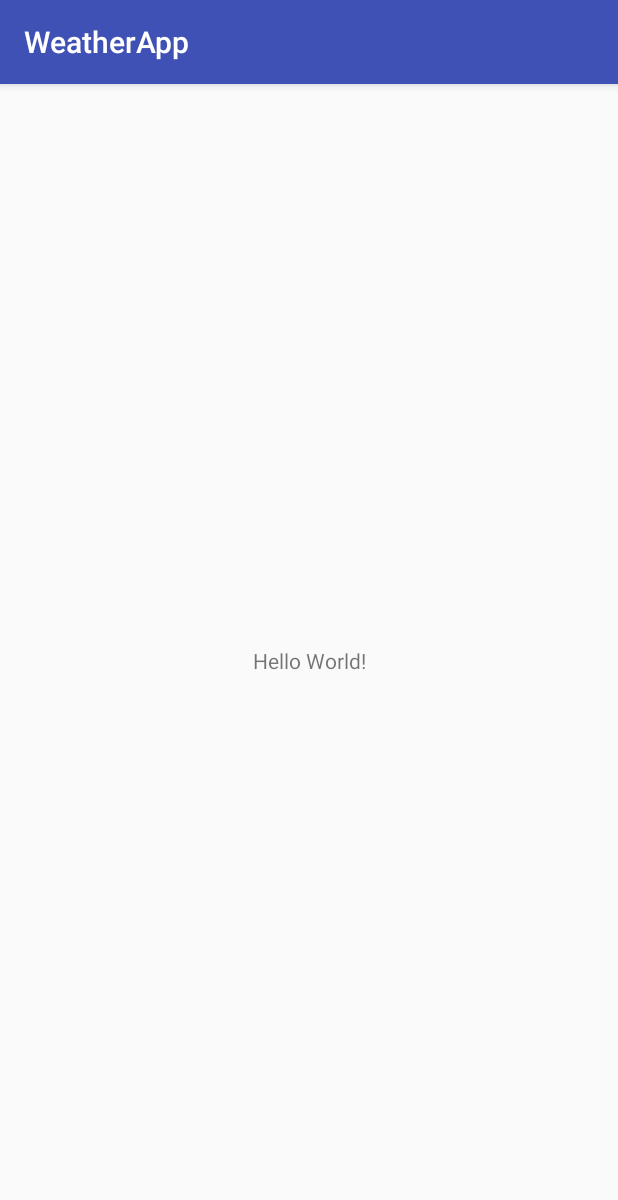
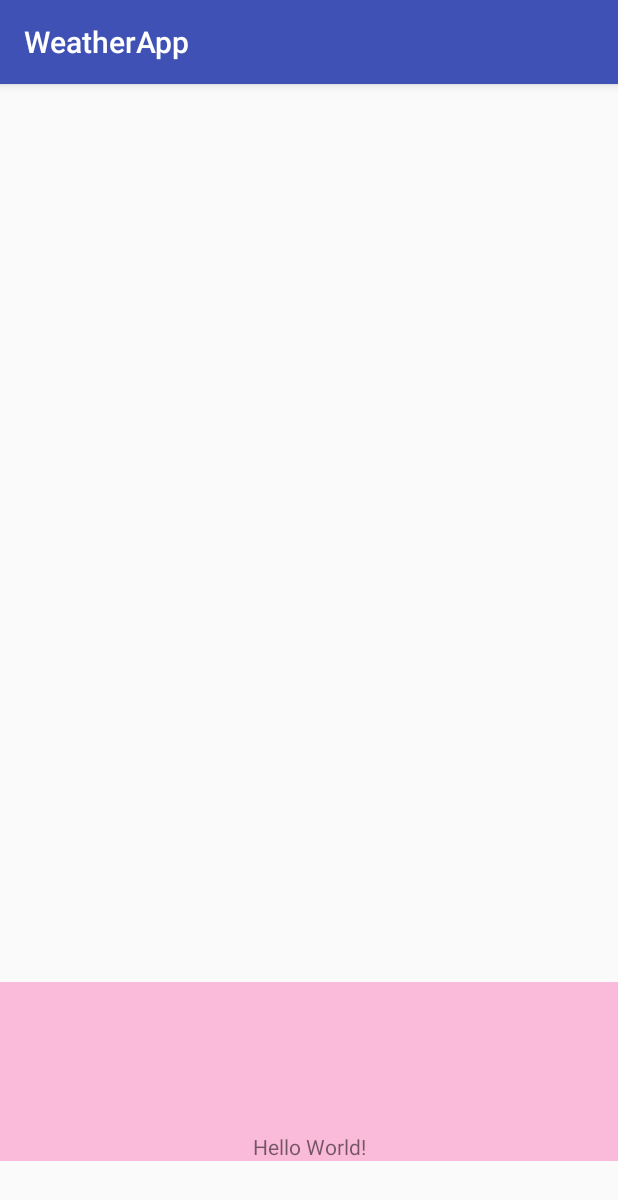
Before and after one commit to irmabf/WeatherKC, an Android app: the screen it shows after launch (MainActivity), on a phone screen of 412 x 824 dp. Shown: the top 1200 px of the screen. Run offline under Robolectric (Android 15) with nearby library versions, the phone set to English and light mode, and no system bars.

Commit message:
Add resources

```diff
--- a/app/src/main/java/com/example/irmablanco/weatherapp/MainActivity.kt
+++ b/app/src/main/java/com/example/irmablanco/weatherapp/MainActivity.kt
@@ -2,11 +2,21 @@ package com.example.irmablanco.weatherapp
 
 import android.support.v7.app.AppCompatActivity
 import android.os.Bundle
+import android.os.PersistableBundle
+import android.util.Log
 
 class MainActivity : AppCompatActivity() {
 
     override fun onCreate(savedInstanceState: Bundle?) {
+        //C
         super.onCreate(savedInstanceState)
         setContentView(R.layout.activity_main)
+
+    }
+
+    override fun onSaveInstanceState(outState: Bundle?, outPersistentState: PersistableBundle?) {
+        super.onSaveInstanceState(outState, outPersistentState)
+
+        outState?.putInt("Numero", 3)
     }
 }
--- a/app/src/main/res/layout/activity_main.xml
+++ b/app/src/main/res/layout/activity_main.xml
@@ -1,18 +1,35 @@
 <?xml version="1.0" encoding="utf-8"?>
-<android.support.constraint.ConstraintLayout xmlns:android="http://schemas.android.com/apk/res/android"
+<LinearLayout xmlns:android="http://schemas.android.com/apk/res/android"
     xmlns:app="http://schemas.android.com/apk/res-auto"
     xmlns:tools="http://schemas.android.com/tools"
     android:layout_width="match_parent"
     android:layout_height="match_parent"
+    android:orientation="horizontal"
     tools:context=".MainActivity">
 
     <TextView
-        android:layout_width="wrap_content"
+        android:layout_width="match_parent"
         android:layout_height="wrap_content"
+        android:gravity="center"
+        android:background="#fabada"
+        android:layout_gravity="bottom"
+        android:paddingTop="100dp"
+        android:layout_marginTop="50dp"
         android:text="Hello World!"
         app:layout_constraintBottom_toBottomOf="parent"
         app:layout_constraintLeft_toLeftOf="parent"
         app:layout_constraintRight_toRightOf="parent"
         app:layout_constraintTop_toTopOf="parent" />
 
-</android.support.constraint.ConstraintLayout>
+    <!--<Button
+        android:layout_weight="2"
+        android:layout_width="0dp"
+        android:layout_height="wrap_content"
+        android:text="Boton 1"/>
+
+    <Button
+        android:layout_weight="1"
+        android:layout_width="0dp"
+        android:layout_height="wrap_content"
+        android:text="Boton 2"/>-->
+</LinearLayout>
```
Also changed, not shown: app/src/main/res/drawable/ic_plus.png (added), app/src/main/res/drawable/ico_01.png (added), app/src/main/res/drawable/ico_02.png (added), app/src/main/res/drawable/ico_03.png (added), app/src/main/res/drawable/ico_04.png (added), app/src/main/res/drawable/ico_09.png (added), app/src/main/res/drawable/ico_10.png (added), app/src/main/res/drawable/ico_11.png (added), app/src/main/res/drawable/ico_13.png (added), app/src/main/res/drawable/ico_50.png (added), app/src/main/res/drawable/kawai.jpg (added), app/src/main/res/drawable/landscape.jpg (added), app/src/main/res/drawable/offline_weather.jpg (added), app/src/main/res/drawable/offline_weather2.jpg (added), 1 more files.
